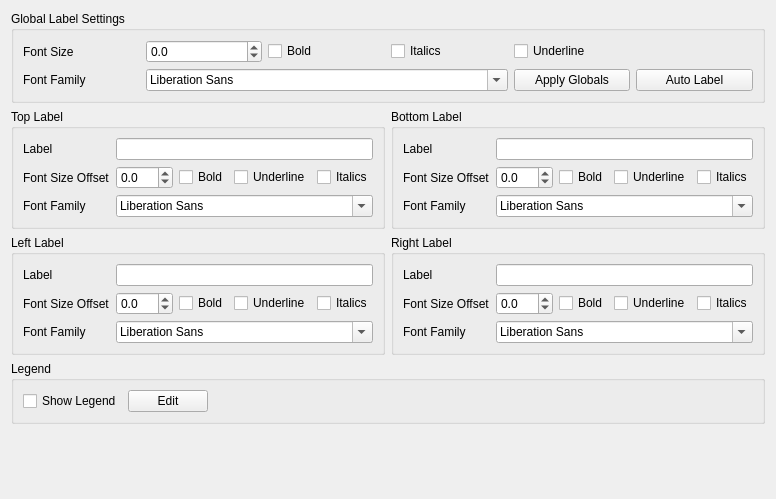
First picture: the form in src/libkstapp/labeltab.ui, repository Kst-plot/kst, before the edit.
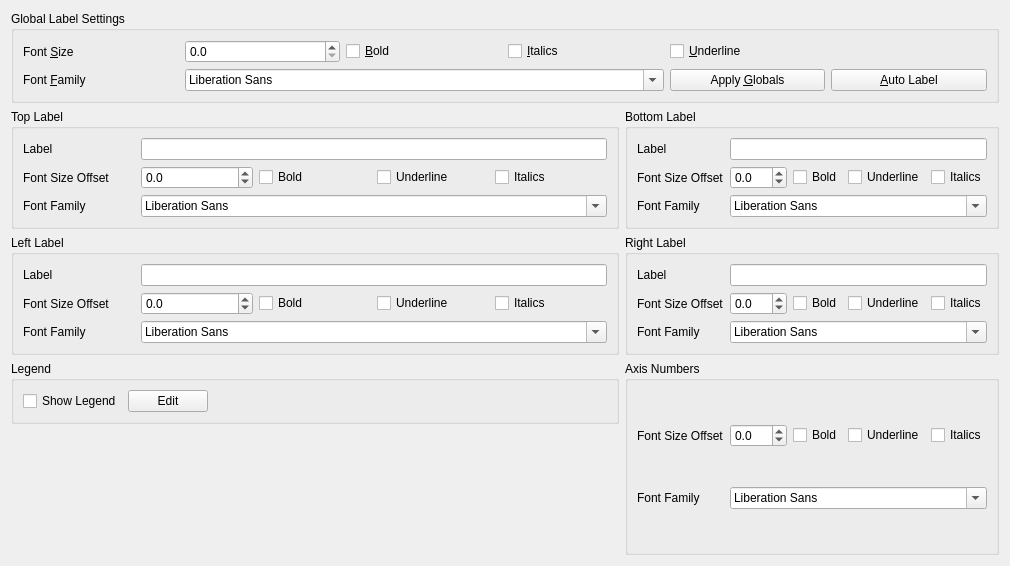
Second picture: the form after the edit.

Commit message: -Icons for contents tab -Fix up/down/add/remove button behavior in content tab -Add settings to change axis number font. -Change behavior of string dialog to use checkable group boxes.

Diff of the .ui file:
```diff
--- a/src/libkstapp/labeltab.ui
+++ b/src/libkstapp/labeltab.ui
@@ -5,14 +5,14 @@
    <rect>
     <x>0</x>
     <y>0</y>
-    <width>773</width>
-    <height>499</height>
+    <width>1010</width>
+    <height>566</height>
    </rect>
   </property>
   <property name="windowTitle" >
    <string>Form</string>
   </property>
-  <layout class="QGridLayout" >
+  <layout class="QGridLayout" name="gridLayout_2" >
    <item row="0" column="0" colspan="2" >
     <widget class="QGroupBox" name="_globalLabelBox" >
      <property name="title" >
@@ -22,7 +22,10 @@
       <item row="0" column="0" >
        <widget class="QLabel" name="_Label_4" >
         <property name="text" >
-         <string>Font Size</string>
+         <string>Font &amp;Size</string>
+        </property>
+        <property name="buddy" >
+         <cstring>_globalLabelFontSize</cstring>
         </property>
        </widget>
       </item>
@@ -31,36 +34,36 @@
         <property name="decimals" >
          <number>1</number>
         </property>
-        <property name="minimum" >
-         <double>-25.000000000000000</double>
-        </property>
        </widget>
       </item>
       <item row="0" column="2" >
        <widget class="QCheckBox" name="_globalLabelBold" >
         <property name="text" >
-         <string>Bold</string>
+         <string>&amp;Bold</string>
         </property>
        </widget>
       </item>
       <item row="0" column="3" >
        <widget class="QCheckBox" name="_globalLabelItalic" >
         <property name="text" >
-         <string>Italics</string>
+         <string>&amp;Italics</string>
         </property>
        </widget>
       </item>
       <item row="0" column="4" >
        <widget class="QCheckBox" name="_globalLabelUnderline" >
         <property name="text" >
-         <string>Underline</string>
+         <string>&amp;Underline</string>
         </property>
        </widget>
       </item>
       <item row="1" column="0" >
        <widget class="QLabel" name="_Label_7" >
         <property name="text" >
-         <string>Font Family</string>
+         <string>Font &amp;Family</string>
+        </property>
+        <property name="buddy" >
+         <cstring>_globalLabelFontFamily</cstring>
         </property>
        </widget>
       </item>
@@ -70,14 +73,14 @@
       <item row="1" column="4" >
        <widget class="QPushButton" name="_applyGlobalsButton" >
         <property name="text" >
-         <string>Apply Globals</string>
+         <string>Apply &amp;Globals</string>
         </property>
        </widget>
       </item>
       <item row="1" column="5" >
        <widget class="QPushButton" name="_autoLabel" >
         <property name="text" >
-         <string>Auto Label</string>
+         <string>&amp;Auto Label</string>
         </property>
        </widget>
       </item>
@@ -364,7 +367,7 @@
      </layout>
     </widget>
    </item>
-   <item row="3" column="0" colspan="2" >
+   <item row="3" column="0" >
     <widget class="QGroupBox" name="_legendGroupBox" >
      <property name="title" >
       <string>Legend</string>
@@ -400,6 +403,66 @@
      </layout>
     </widget>
    </item>
+   <item rowspan="2" row="3" column="1" >
+    <widget class="QGroupBox" name="groupBox" >
+     <property name="title" >
+      <string>Axis Numbers</string>
+     </property>
+     <layout class="QGridLayout" name="gridLayout" >
+      <item row="0" column="0" >
+       <widget class="QLabel" name="_Label_22" >
+        <property name="text" >
+         <string>Font Size Offset</string>
+        </property>
+       </widget>
+      </item>
+      <item row="0" column="1" >
+       <widget class="QDoubleSpinBox" name="_numberFontSize" >
+        <property name="decimals" >
+         <number>1</number>
+        </property>
+        <property name="minimum" >
+         <double>-25.000000000000000</double>
+        </property>
+        <property name="singleStep" >
+         <double>1.000000000000000</double>
+        </property>
+       </widget>
+      </item>
+      <item row="0" column="2" >
+       <widget class="QCheckBox" name="_numberBold" >
+        <property name="text" >
+         <string>Bold</string>
+        </property>
+       </widget>
+      </item>
+      <item row="0" column="3" >
+       <widget class="QCheckBox" name="_numberUnderline" >
+        <property name="text" >
+         <string>Underline</string>
+        </property>
+       </widget>
+      </item>
+      <item row="0" column="4" >
+       <widget class="QCheckBox" name="_numberItalic" >
+        <property name="text" >
+         <string>Italics</string>
+        </property>
+       </widget>
+      </item>
+      <item row="1" column="0" >
+       <widget class="QLabel" name="_Label_23" >
+        <property name="text" >
+         <string>Font Family</string>
+        </property>
+       </widget>
+      </item>
+      <item row="1" column="1" colspan="4" >
+       <widget class="QFontComboBox" name="_numberFamily" />
+      </item>
+     </layout>
+    </widget>
+   </item>
    <item row="4" column="0" >
     <spacer>
      <property name="orientation" >
```
Left out of the diff: 44 changed lines with no effect on the pictures. The commit also changes 12 other files.
